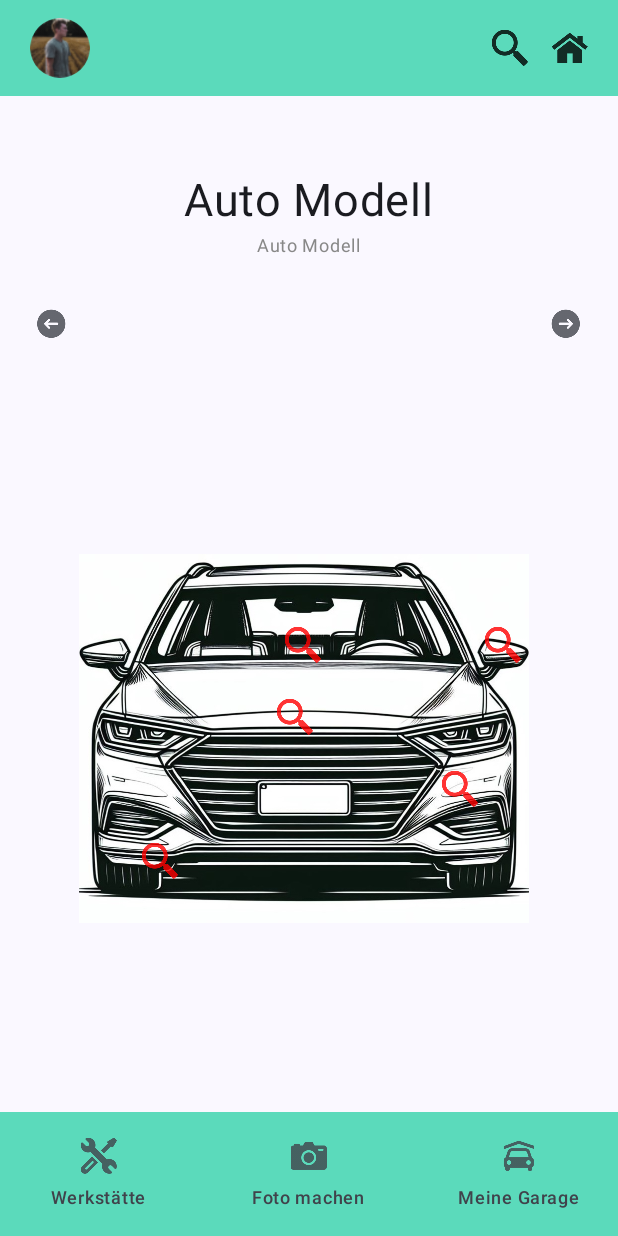
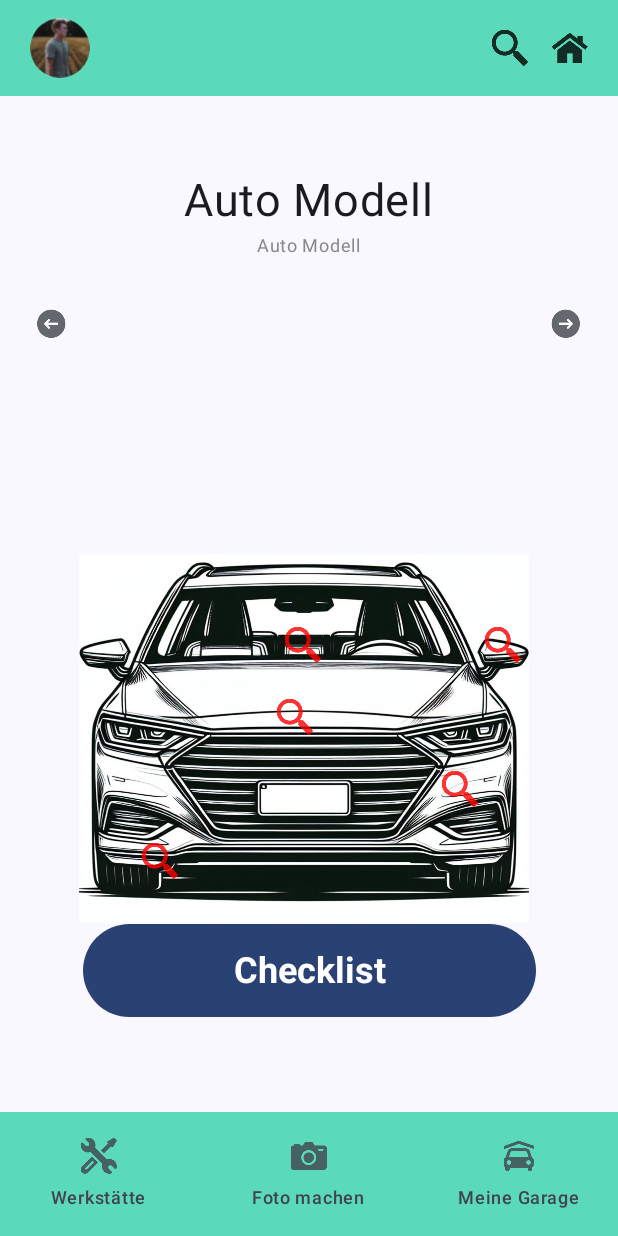
Before and after one commit to ericweres/AutoCheck, an Android app built with Jetpack Compose: the kombi screen opened through its navigation route, on a phone screen of 412 x 824 dp. Run offline under Robolectric (Android 15) with nearby library versions, the phone set to English and light mode, and no system bars.

Commit message:
CheckList gemacht

```diff
--- a/app/src/main/java/com/autocheck/ui/illustrations/IllustKombi.kt
+++ b/app/src/main/java/com/autocheck/ui/illustrations/IllustKombi.kt
@@ -35,11 +35,13 @@ import androidx.navigation.compose.rememberNavController
 import androidx.compose.runtime.mutableStateOf
 import androidx.compose.runtime.*
 import androidx.compose.foundation.layout.size
+import androidx.compose.material3.Button
+import androidx.compose.ui.text.TextStyle
+import androidx.compose.ui.text.font.FontWeight
 
 @Composable
 fun IllustKombi(modifier: Modifier, navController: NavHostController) {
     var wechsler by remember { mutableStateOf(1) }
-    //var wechsler = 1;
     Column(
         modifier = Modifier
             .fillMaxSize()
@@ -497,6 +499,37 @@ fun IllustKombi(modifier: Modifier, navController: NavHostController) {
         }
 
 
+
+
+
+    }
+
+    Column (
+        modifier = Modifier
+            .fillMaxSize()
+            .padding(16.dp),
+        horizontalAlignment = Alignment.CenterHorizontally
+    ) {
+        Spacer(
+            modifier = Modifier.height(600.dp),
+
+        )
+        Button(
+            onClick = { navController.navigate("checkList") },
+            modifier = Modifier
+                .width(302.dp)
+                .height(62.dp)
+            //.padding(16.dp)
+        ) {
+            Text(
+                text = "Checklist",
+                style = TextStyle(
+                    fontSize = 24.sp,
+                    fontWeight = FontWeight(700),
+                )
+            )
+        }
+
     }
 
 
```
Also changed, not shown: app/src/main/java/com/autocheck/ui/AutoCheckNavHost.kt (+15 -0 lines), app/src/main/java/com/autocheck/ui/illustrations/CheckList.kt (added, +200 -0 lines).
